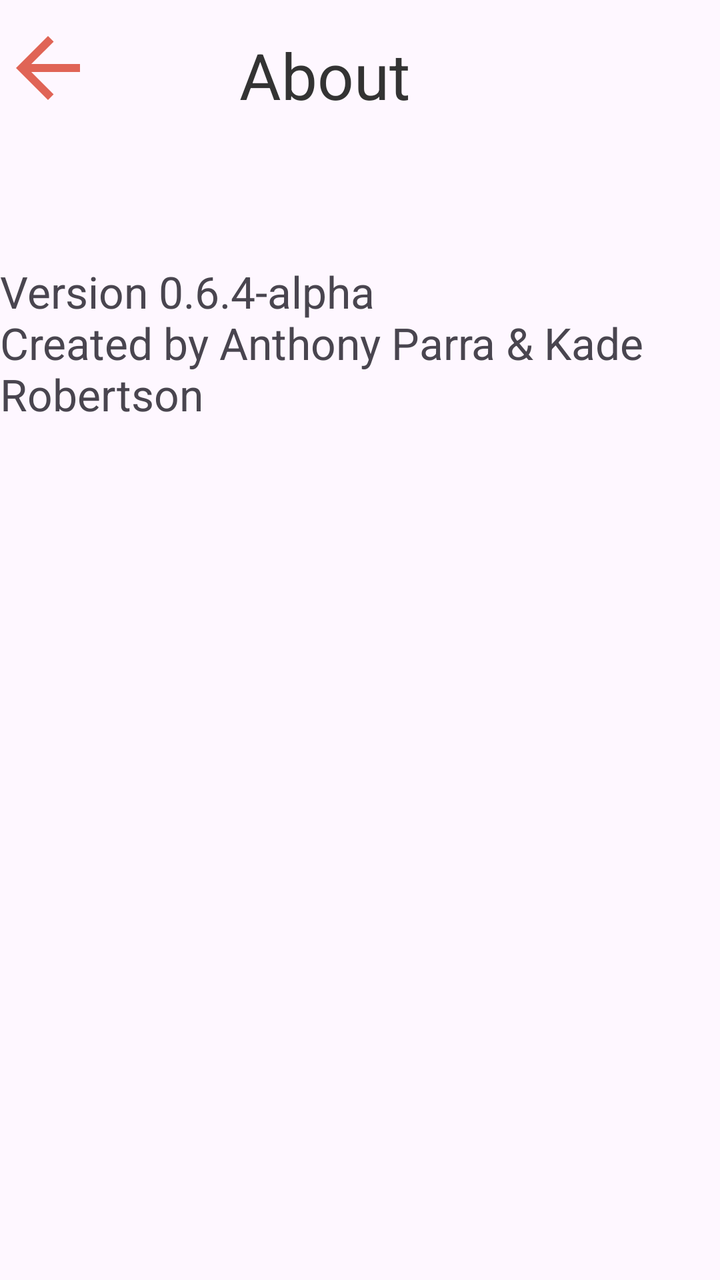
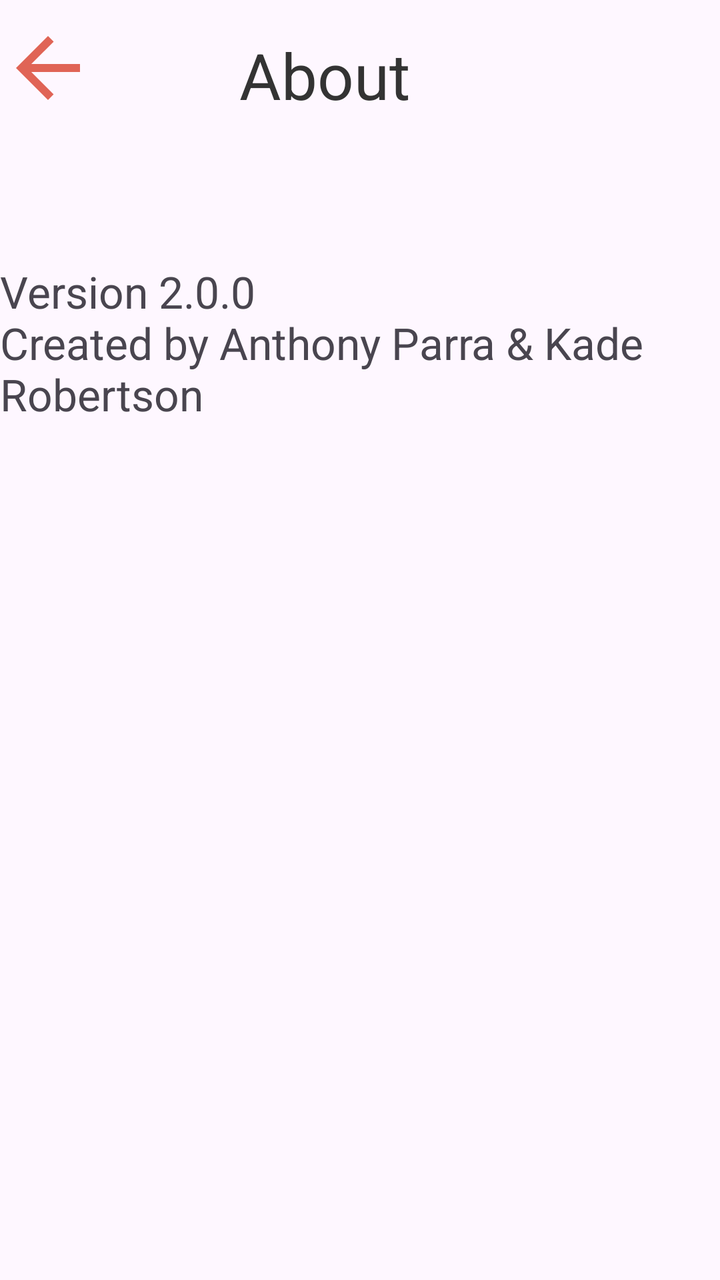

An Android layout rendered at two revisions. The XML below is the earlier revision; the diff shows what the commit changed to produce the second picture.
<!-- AndroidManifest.xml: application theme Theme.MealPlannerApp -->
<!-- res/layout/fragment_about.xml -->
<?xml version="1.0" encoding="utf-8"?>
<androidx.constraintlayout.widget.ConstraintLayout xmlns:android="http://schemas.android.com/apk/res/android"
    xmlns:app="http://schemas.android.com/apk/res-auto"
    xmlns:tools="http://schemas.android.com/tools"
    android:layout_width="match_parent"
    android:layout_height="match_parent">

    <TextView
        android:id="@+id/aboutTextView"
        android:layout_width="wrap_content"
        android:layout_height="wrap_content"
        android:layout_marginTop="16dp"
        android:layout_marginEnd="155dp"
        android:text="About"
        android:textColor="#333333"
        android:textSize="32sp"
        app:layout_constraintEnd_toEndOf="parent"
        app:layout_constraintTop_toTopOf="parent" />

    <ImageButton
        android:id="@+id/imageButtonBack"
        style="@style/Widget.AppCompat.ImageButton"
        android:layout_width="48dp"
        android:layout_height="48dp"
        android:layout_marginTop="10dp"
        android:background="#00FFFFFF"
        android:backgroundTint="#00FFFFFF"
        android:contentDescription="Return"
        android:scaleType="fitStart"
        android:src="@drawable/back_arrow"
        app:layout_constraintHorizontal_bias="0.0"
        app:layout_constraintStart_toStartOf="parent"
        app:layout_constraintTop_toTopOf="parent"
        app:layout_constraintVertical_bias="0.0"
        app:tint="@color/reddishOrange" />

    <TextView
        android:id="@+id/versionTextView"
        android:layout_width="wrap_content"
        android:layout_height="wrap_content"
        android:layout_marginTop="72dp"
        android:text="Version 0.6.4-alpha\nCreated by Anthony Parra &amp; Kade Robertson"
        android:textAlignment="center"
        android:textSize="22sp"
        app:layout_constraintEnd_toEndOf="parent"
        app:layout_constraintStart_toStartOf="parent"
        app:layout_constraintTop_toBottomOf="@+id/aboutTextView" />
</androidx.constraintlayout.widget.ConstraintLayout>
<!-- resources referenced by this layout -->
<resources>
  <color name="reddishOrange">#e06456</color>
  <!-- drawable back_arrow (drawable) -->
  <vector android:autoMirrored="true" android:height="24dp"
      android:tint="#000000" android:viewportHeight="24"
      android:viewportWidth="24" android:width="24dp" xmlns:android="http://schemas.android.com/apk/res/android">
      <path android:fillColor="@android:color/white" android:pathData="M20,11H7.83l5.59,-5.59L12,4l-8,8 8,8 1.41,-1.41L7.83,13H20v-2z"/>
  </vector>
  <style name="Theme.MealPlannerApp" parent="Base.Theme.MealPlannerApp" />
  <style name="Base.Theme.MealPlannerApp" parent="Theme.Material3.DayNight.NoActionBar">
          
          <item name="colorPrimary">@color/orange</item>
          <item name="colorPrimaryVariant">@color/darkRed</item>
          <item name="colorAccent">@color/reddishOrange</item>
          <item name="android:statusBarColor">@color/reddishOrange</item>
          <item name="android:navigationBarColor">@color/orange</item>
      </style>
  <color name="orange">#feaf66</color>
  <color name="darkRed">#622f34</color>
</resources>

<!-- the commit's change to res/layout/fragment_about.xml (unified diff, before → after) -->
@@ -39,7 +39,7 @@
         android:layout_width="wrap_content"
         android:layout_height="wrap_content"
         android:layout_marginTop="72dp"
-        android:text="Version 0.6.4-alpha\nCreated by Anthony Parra &amp; Kade Robertson"
+        android:text="Version 2.0.0\nCreated by Anthony Parra &amp; Kade Robertson"
         android:textAlignment="center"
         android:textSize="22sp"
         app:layout_constraintEnd_toEndOf="parent"
